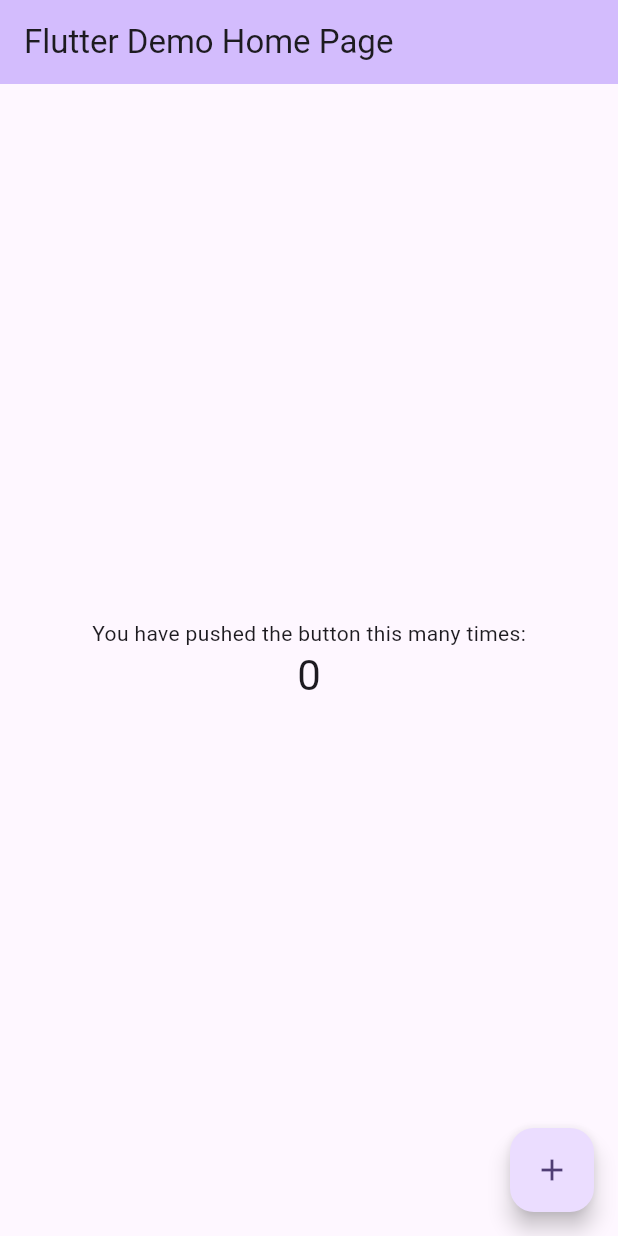
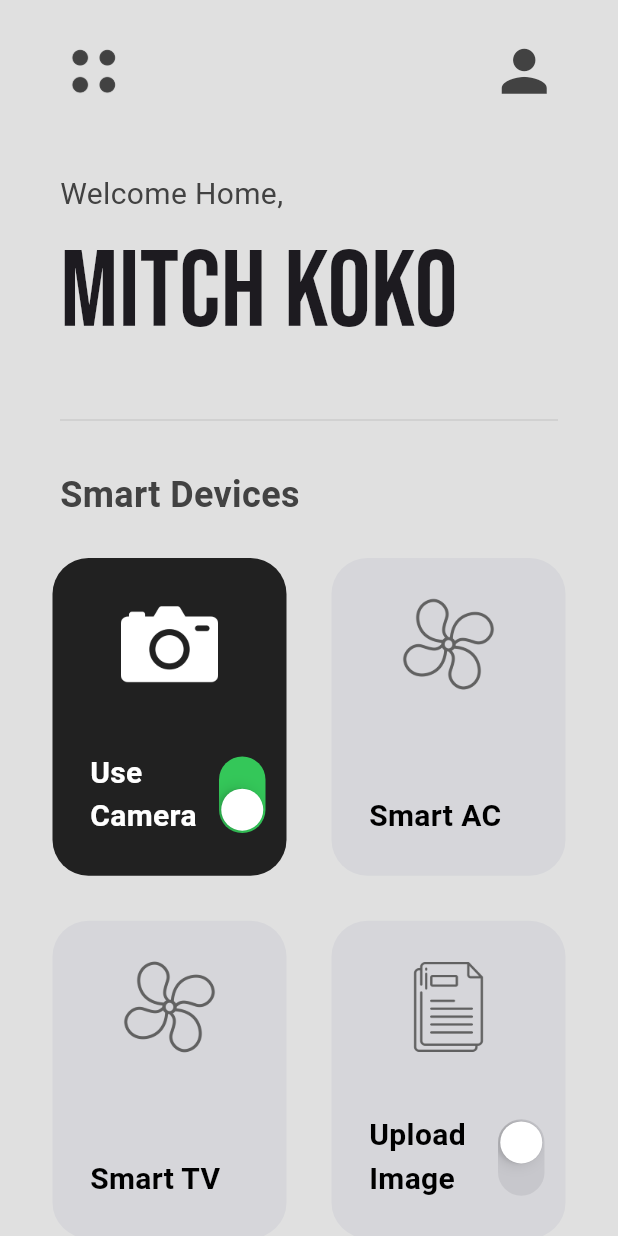
Before and after one commit to vivek005001/viz_assist, a Flutter app: the screen it shows after launch, on a phone screen of 412 x 824 dp. Run offline on Flutter 3.47's test engine with Material 3 defaults, Android fonts, the light colour scheme and no system bars; our stand-ins replace google_fonts.

Commit message:
Basic UI

```diff
--- a/lib/Pages/Home.dart
+++ b/lib/Pages/Home.dart
@@ -0,0 +1,140 @@
+import 'package:flutter/material.dart';
+import 'package:google_fonts/google_fonts.dart';
+import 'package:viz_assist/utils/smart_device_box.dart';
+
+class HomePage extends StatefulWidget {
+  const HomePage({super.key});
+
+  @override
+  State<HomePage> createState() => _HomePageState();
+}
+
+class _HomePageState extends State<HomePage> {
+  // padding constants
+  final double horizontalPadding = 40;
+  final double verticalPadding = 25;
+
+  // list of smart devices
+  List mySmartDevices = [
+    // [ smartDeviceName, iconPath , powerStatus ]
+    ["Use Camera", "lib/icons/camera.png", true],
+    ["Smart AC", "lib/icons/fan.png", false],
+    ["Smart TV", "lib/icons/fan.png", false],
+    ["Upload Image", "lib/icons/document.png", false],
+  ];
+
+  // power button switched
+  void powerSwitchChanged(bool value, int index) {
+    setState(() {
+      mySmartDevices[index][2] = value;
+    });
+  }
+
+  @override
+  Widget build(BuildContext context) {
+    return Scaffold(
+      backgroundColor: Colors.grey[300],
+      body: SafeArea(
+        child: Column(
+          crossAxisAlignment: CrossAxisAlignment.start,
+          children: [
+            // app bar
+            Padding(
+              padding: EdgeInsets.symmetric(
+                horizontal: horizontalPadding,
+                vertical: verticalPadding,
+              ),
+              child: Row(
+                mainAxisAlignment: MainAxisAlignment.spaceBetween,
+                children: [
+                  // menu icon
+                  Image.asset(
+                    'lib/icons/menu.png',
+                    height: 45,
+                    color: Colors.grey[800],
+                  ),
+
+                  // account icon
+                  Icon(
+                    Icons.person,
+                    size: 45,
+                    color: Colors.grey[800],
+                  )
+                ],
+              ),
+            ),
+
+            const SizedBox(height: 20),
+
+            // welcome home
+            Padding(
+              padding: EdgeInsets.symmetric(horizontal: horizontalPadding),
+              child: Column(
+                crossAxisAlignment: CrossAxisAlignment.start,
+                children: [
+                  Text(
+                    "Welcome Home,",
+                    style: TextStyle(fontSize: 20, color: Colors.grey.shade800),
+                  ),
+                  Text(
+                    'Mitch Koko',
+                    style: GoogleFonts.bebasNeue(fontSize: 72),
+                  ),
+                ],
+              ),
+            ),
+
+            const SizedBox(height: 25),
+
+            const Padding(
+              padding: EdgeInsets.symmetric(horizontal: 40.0),
+              child: Divider(
+                thickness: 1,
+                color: Color.fromARGB(255, 204, 204, 204),
+              ),
+            ),
+
+            const SizedBox(height: 25),
+
+            // smart devices grid
+            Padding(
+              padding: EdgeInsets.symmetric(horizontal: horizontalPadding),
+              child: Text(
+                "Smart Devices",
+                style: TextStyle(
+                  fontWeight: FontWeight.bold,
+                  fontSize: 24,
+                  color: Colors.grey.shade800,
+                ),
+              ),
+            ),
+            const SizedBox(height: 10),
+
+            // grid
+            Expanded(
+              child: GridView.builder(
+                itemCount: 4,
+                physics: const NeverScrollableScrollPhysics(),
+                padding: const EdgeInsets.symmetric(horizontal: 20),
+                gridDelegate: const SliverGridDelegateWithFixedCrossAxisCount(
+                  crossAxisCount: 2,
+                  childAspectRatio: 1 / 1.3,
+                ),
+                itemBuilder: (context, index) {
+                  return SmartDeviceBox(
+                    smartDeviceName: mySmartDevices[index][0],
+                    iconPath: mySmartDevices[index][1],
+                    powerOn: mySmartDevices[index][2],
+                    onChanged: (value) => powerSwitchChanged(value, index),
+                    index: index, //Type Of Tile either clickable or not
+                    // 0 1 2 3
+                  );
+                },
+              ),
+            )
+          ],
+        ),
+      ),
+    );
+  }
+}
--- a/lib/main.dart
+++ b/lib/main.dart
@@ -1,4 +1,5 @@
 import 'package:flutter/material.dart';
+import 'package:viz_assist/Pages/Home.dart';
 
 void main() {
   runApp(const MyApp());
@@ -7,119 +8,11 @@
 class MyApp extends StatelessWidget {
   const MyApp({super.key});
 
-  // This widget is the root of your application.
   @override
   Widget build(BuildContext context) {
     return MaterialApp(
-      title: 'Flutter Demo',
-      theme: ThemeData(
-        // This is the theme of your application.
-        //
-        // TRY THIS: Try running your application with "flutter run". You'll see
-        // the application has a purple toolbar. Then, without quitting the app,
-        // try changing the seedColor in the colorScheme below to Colors.green
-        // and then invoke "hot reload" (save your changes or press the "hot
-        // reload" button in a Flutter-supported IDE, or press "r" if you used
-        // the command line to start the app).
-        //
-        // Notice that the counter didn't reset back to zero; the application
-        // state is not lost during the reload. To reset the state, use hot
-        // restart instead.
-        //
-        // This works for code too, not just values: Most code changes can be
-        // tested with just a hot reload.
-        colorScheme: ColorScheme.fromSeed(seedColor: Colors.deepPurple),
-        useMaterial3: true,
-      ),
-      home: const MyHomePage(title: 'Flutter Demo Home Page'),
+      debugShowCheckedModeBanner: false,
+      home: HomePage(),
     );
   }
 }
-
-class MyHomePage extends StatefulWidget {
-  const MyHomePage({super.key, required this.title});
-
-  // This widget is the home page of your application. It is stateful, meaning
-  // that it has a State object (defined below) that contains fields that affect
-  // how it looks.
-
-  // This class is the configuration for the state. It holds the values (in this
-  // case the title) provided by the parent (in this case the App widget) and
-  // used by the build method of the State. Fields in a Widget subclass are
-  // always marked "final".
-
-  final String title;
-
-  @override
-  State<MyHomePage> createState() => _MyHomePageState();
-}
-
-class _MyHomePageState extends State<MyHomePage> {
-  int _counter = 0;
-
-  void _incrementCounter() {
-    setState(() {
-      // This call to setState tells the Flutter framework that something has
-      // changed in this State, which causes it to rerun the build method below
-      // so that the display can reflect the updated values. If we changed
-      // _counter without calling setState(), then the build method would not be
-      // called again, and so nothing would appear to happen.
-      _counter++;
-    });
-  }
-
-  @override
-  Widget build(BuildContext context) {
-    // This method is rerun every time setState is called, for instance as done
-    // by the _incrementCounter method above.
-    //
-    // The Flutter framework has been optimized to make rerunning build methods
-    // fast, so that you can just rebuild anything that needs updating rather
-    // than having to individually change instances of widgets.
-    return Scaffold(
-      appBar: AppBar(
-        // TRY THIS: Try changing the color here to a specific color (to
-        // Colors.amber, perhaps?) and trigger a hot reload to see the AppBar
-        // change color while the other colors stay the same.
-        backgroundColor: Theme.of(context).colorScheme.inversePrimary,
-        // Here we take the value from the MyHomePage object that was created by
-        // the App.build method, and use it to set our appbar title.
-        title: Text(widget.title),
-      ),
-      body: Center(
-        // Center is a layout widget. It takes a single child and positions it
-        // in the middle of the parent.
-        child: Column(
-          // Column is also a layout widget. It takes a list of children and
-          // arranges them vertically. By default, it sizes itself to fit its
-          // children horizontally, and tries to be as tall as its parent.
-          //
-          // Column has various properties to control how it sizes itself and
-          // how it positions its children. Here we use mainAxisAlignment to
-          // center the children vertically; the main axis here is the vertical
-          // axis because Columns are vertical (the cross axis would be
-          // horizontal).
-          //
-          // TRY THIS: Invoke "debug painting" (choose the "Toggle Debug Paint"
-          // action in the IDE, or press "p" in the console), to see the
-          // wireframe for each widget.
-          mainAxisAlignment: MainAxisAlignment.center,
-          children: <Widget>[
-            const Text(
-              'You have pushed the button this many times:',
-            ),
-            Text(
-              '$_counter',
-              style: Theme.of(context).textTheme.headlineMedium,
-            ),
-          ],
-        ),
-      ),
-      floatingActionButton: FloatingActionButton(
-        onPressed: _incrementCounter,
-        tooltip: 'Increment',
-        child: const Icon(Icons.add),
-      ), // This trailing comma makes auto-formatting nicer for build methods.
-    );
-  }
-}
--- /dev/null
+++ b/lib/utils/smart_device_box.dart
@@ -0,0 +1,74 @@
+import 'dart:math';
+
+import 'package:flutter/cupertino.dart';
+import 'package:flutter/material.dart';
+import 'package:google_fonts/google_fonts.dart';
+
+class SmartDeviceBox extends StatelessWidget {
+  final String smartDeviceName;
+  final String iconPath;
+  final bool powerOn;
+  void Function(bool)? onChanged;
+  final int index;
+  SmartDeviceBox({
+    super.key,
+    required this.smartDeviceName,
+    required this.iconPath,
+    required this.powerOn,
+    required this.onChanged,
+    required this.index
+  });
+
+  @override
+  Widget build(BuildContext context) {
+    return Padding(
+      padding: const EdgeInsets.all(15.0),
+      child: Container(
+        decoration: BoxDecoration(
+          borderRadius: BorderRadius.circular(24),
+          color: powerOn ? Colors.grey[900] : Color.fromARGB(44, 164, 167, 189),
+        ),
+        child: Padding(
+          padding: const EdgeInsets.symmetric(vertical: 25.0),
+          child: Column(
+            mainAxisAlignment: MainAxisAlignment.spaceBetween,
+            children: [
+              // icon
+              Image.asset(
+                iconPath,
+                height: 65,
+                color: powerOn ? Colors.white : Colors.grey.shade700,
+              ),
+
+              // smart device name + switch
+              Row(
+                children: [
+                  Expanded(
+                    child: Padding(
+                      padding: const EdgeInsets.only(left: 25.0),
+                      child: Text(
+                        smartDeviceName,
+                        style: TextStyle(
+                          fontWeight: FontWeight.bold,
+                          fontSize: 20,
+                          color: powerOn ? Colors.white : Colors.black,
+                        ),
+                      ),
+                    ),
+                  ),
+                  Transform.rotate(
+                    angle: pi / 2,
+                    child: (index == 3 || index ==0) ? CupertinoSwitch(
+                      value: powerOn,
+                      onChanged: (index == 3 || index ==0) ? onChanged : null,
+                    ) : null,
+                  ),
+                ],
+              )
+            ],
+          ),
+        ),
+      ),
+    );
+  }
+}
--- a/pubspec.yaml
+++ b/pubspec.yaml
@@ -35,7 +35,7 @@ dependencies:
   # The following adds the Cupertino Icons font to your application.
   # Use with the CupertinoIcons class for iOS style icons.
   cupertino_icons: ^1.0.6
-
+  google_fonts: ^6.2.1
 dev_dependencies:
   flutter_test:
     sdk: flutter
@@ -52,7 +52,8 @@ dev_dependencies:
 
 # The following section is specific to Flutter packages.
 flutter:
-
+  assets:
+    - lib/icons/
   # The following line ensures that the Material Icons font is
   # included with your application, so that you can use the icons in
   # the material Icons class.
```
Also changed, not shown: lib/icons/air-conditioner.png (added), lib/icons/camera.png (added), lib/icons/document.png (added), lib/icons/fan.png (added), lib/icons/light-bulb.png (added), lib/icons/menu.png (added), lib/icons/smart-tv.png (added), pubspec.lock.
